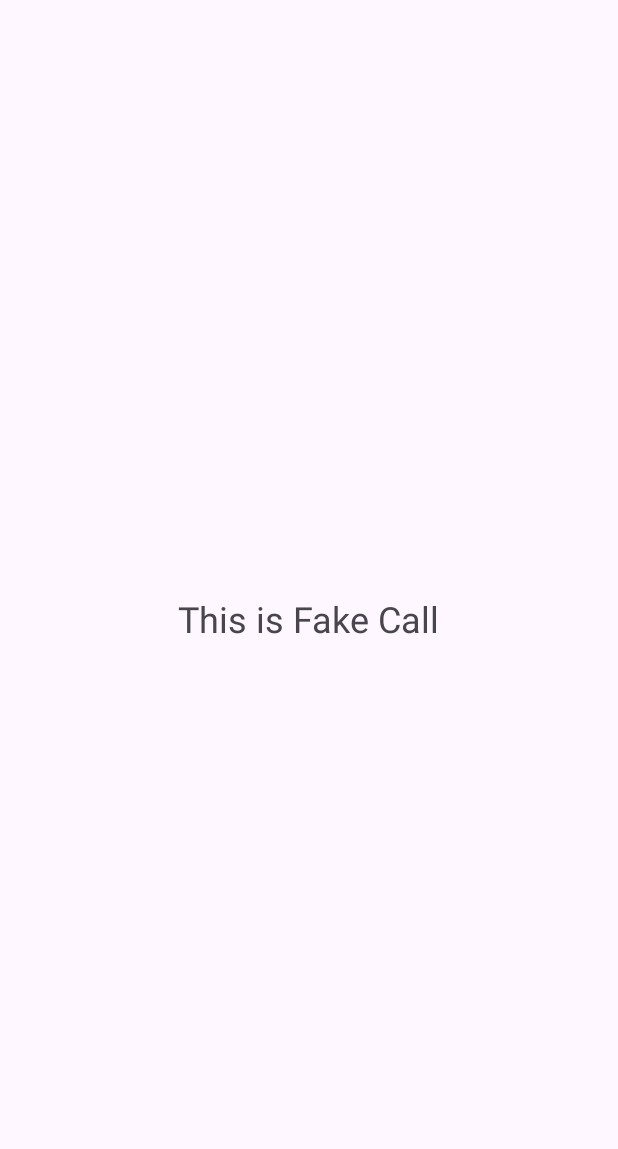
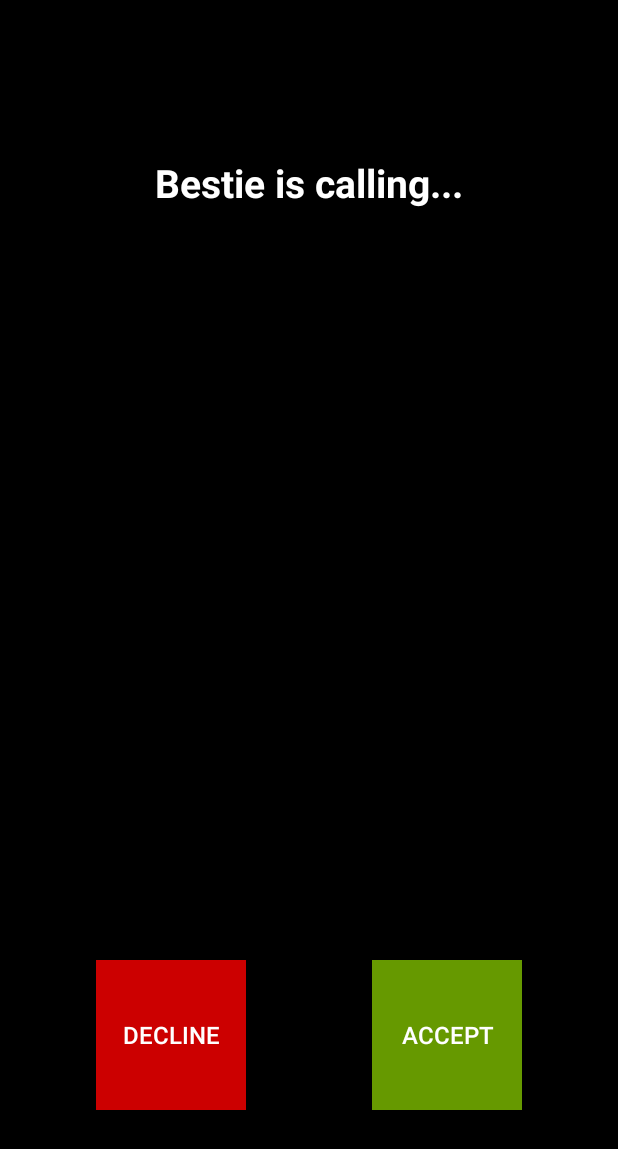
Before and after one commit to arjunbiju5/AwayZone1, an Android app: the FakeCallActivity screen opened directly, with no data from a screen before it, on a phone screen of 412 x 824 dp. Before the commit the part shown is almost empty. Shown: the top 1149 px of the screen. Run offline under Robolectric (Android 15) with nearby library versions, the phone set to English and light mode, and no system bars.

Commit message:
FakeCallScreen Updated

```diff
--- a/app/src/main/java/com/awayzone/app/FakeCallActivity.java
+++ b/app/src/main/java/com/awayzone/app/FakeCallActivity.java
@@ -1,12 +1,96 @@
 package com.awayzone.app;
 
+import android.app.Activity;
+import android.media.MediaPlayer;
 import android.os.Bundle;
-import androidx.appcompat.app.AppCompatActivity;
+import android.os.Handler;
+import android.view.View;
+import android.widget.Button;
+import android.widget.TextView;
 
-public class FakeCallActivity extends AppCompatActivity {
+import java.util.Locale;
+import java.util.Random;
+
+public class FakeCallActivity extends Activity {
+
+    TextView tvCaller, tvTimer;
+    MediaPlayer ringtone;
+    Handler timerHandler = new Handler();
+    int secondsElapsed = 0;
+    boolean callActive = false;
+
+    String[] callers = {
+            "Mom", "Dad", "Delivery Guy", "Unknown Number", "Bestie", "Boss"
+    };
+
+    Runnable timerRunnable = new Runnable() {
+        @Override
+        public void run() {
+            int minutes = secondsElapsed / 60;
+            int seconds = secondsElapsed % 60;
+            tvTimer.setText(String.format(Locale.getDefault(), "%02d:%02d", minutes, seconds));
+            secondsElapsed++;
+            timerHandler.postDelayed(this, 1000);
+        }
+    };
+
     @Override
     protected void onCreate(Bundle savedInstanceState) {
         super.onCreate(savedInstanceState);
         setContentView(R.layout.activity_fake_call);
+
+        tvCaller = findViewById(R.id.tvCallerName);
+        tvTimer = findViewById(R.id.tvTimer);
+        Button btnAccept = findViewById(R.id.btnAccept);
+        Button btnDecline = findViewById(R.id.btnDecline);
+
+        // Pick a random caller
+        Random rand = new Random();
+        String caller = callers[rand.nextInt(callers.length)];
+        tvCaller.setText(caller + " is calling...");
+
+        // Play ringtone
+        ringtone = MediaPlayer.create(this, R.raw.ringtone);
+        if (ringtone != null) {
+            ringtone.setLooping(true);
+            ringtone.start();
+        }
+
+        btnAccept.setOnClickListener(v -> {
+            callActive = true;
+            tvCaller.setText("Call with " + caller);
+            tvTimer.setVisibility(View.VISIBLE);
+            btnAccept.setVisibility(View.GONE);
+            btnDecline.setVisibility(View.GONE);
+
+            if (ringtone != null && ringtone.isPlaying()) {
+                ringtone.stop();
+                ringtone.release();
+            }
+
+            // Start timer
+            secondsElapsed = 0;
+            timerHandler.postDelayed(timerRunnable, 1000);
+        });
+
+        btnDecline.setOnClickListener(v -> {
+            if (ringtone != null && ringtone.isPlaying()) {
+                ringtone.stop();
+                ringtone.release();
+            }
+            finish(); // Close the screen
+        });
+    }
+
+    @Override
+    protected void onDestroy() {
+        super.onDestroy();
+        if (ringtone != null && ringtone.isPlaying()) {
+            ringtone.stop();
+            ringtone.release();
+        }
+        if (callActive) {
+            timerHandler.removeCallbacks(timerRunnable);
+        }
     }
 }
--- a/app/src/main/res/layout/activity_fake_call.xml
+++ b/app/src/main/res/layout/activity_fake_call.xml
@@ -1,19 +1,62 @@
 <?xml version="1.0" encoding="utf-8"?>
-<androidx.constraintlayout.widget.ConstraintLayout xmlns:android="http://schemas.android.com/apk/res/android"
-    xmlns:app="http://schemas.android.com/apk/res-auto"
-    xmlns:tools="http://schemas.android.com/tools"
+<RelativeLayout xmlns:android="http://schemas.android.com/apk/res/android"
+    android:id="@+id/fakeCallLayout"
     android:layout_width="match_parent"
     android:layout_height="match_parent"
-    tools:context=".FakeCallActivity">
+    android:background="#000000"
+    android:padding="24dp">
 
+    <!-- Caller Name -->
     <TextView
-        android:id="@+id/tvFakeCall"
+        android:id="@+id/tvCallerName"
         android:layout_width="wrap_content"
         android:layout_height="wrap_content"
-        android:text="This is Fake Call"
-        android:textSize="24sp"
-        app:layout_constraintTop_toTopOf="parent"
-        app:layout_constraintBottom_toBottomOf="parent"
-        app:layout_constraintStart_toStartOf="parent"
-        app:layout_constraintEnd_toEndOf="parent"/>
-</androidx.constraintlayout.widget.ConstraintLayout>
+        android:text="Mom is calling..."
+        android:textColor="#FFFFFF"
+        android:textSize="26sp"
+        android:textStyle="bold"
+        android:layout_centerHorizontal="true"
+        android:layout_marginTop="80dp" />
+
+    <!-- Call Duration -->
+    <TextView
+        android:id="@+id/tvTimer"
+        android:layout_width="wrap_content"
+        android:layout_height="wrap_content"
+        android:text="00:00"
+        android:textColor="#AAAAAA"
+        android:textSize="18sp"
+        android:layout_below="@id/tvCallerName"
+        android:layout_centerHorizontal="true"
+        android:layout_marginTop="12dp"
+        android:visibility="gone" />
+
+    <!-- Accept Button -->
+    <Button
+        android:id="@+id/btnAccept"
+        android:layout_width="100dp"
+        android:layout_height="100dp"
+        android:layout_alignParentBottom="true"
+        android:layout_marginBottom="60dp"
+        android:layout_alignParentEnd="true"
+        android:layout_marginEnd="40dp"
+        android:background="@android:color/holo_green_dark"
+        android:text="Accept"
+        android:textColor="#FFFFFF"
+        android:textSize="16sp" />
+
+    <!-- Decline Button -->
+    <Button
+        android:id="@+id/btnDecline"
+        android:layout_width="100dp"
+        android:layout_height="100dp"
+        android:layout_alignParentBottom="true"
+        android:layout_marginBottom="60dp"
+        android:layout_alignParentStart="true"
+        android:layout_marginStart="40dp"
+        android:background="@android:color/holo_red_dark"
+        android:text="Decline"
+        android:textColor="#FFFFFF"
+        android:textSize="16sp" />
+
+</RelativeLayout>
```
Also changed, not shown: app/src/main/java/com/awayzone/app/GlitchScreenActivity.java (+39 -12 lines), app/src/main/res/layout/activity_glitch_screen.xml (+7 -13 lines), 2 other files.
